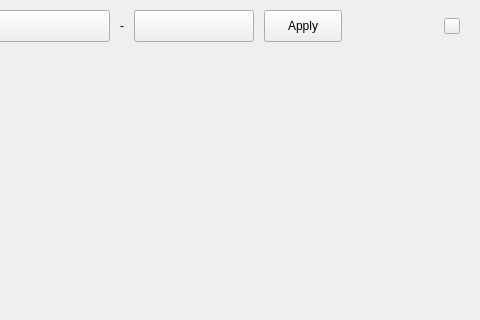
The window that src/common/monitor-content.ui (openeuler-mirror/ks-scmc-gui) describes before a commit, drawn with Qt 5; both pictures show x 252 to 732 and y 0 to 320 of the 732 by 578 pixel window.
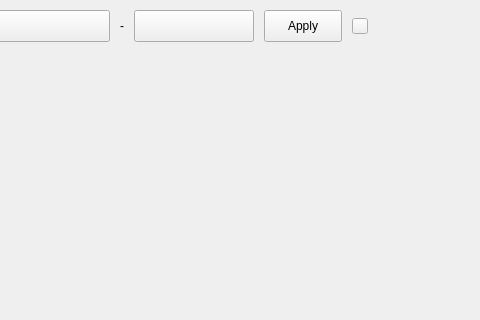
The same window after the commit. Custom widgets are drawn as their Qt base class.

Commit message: fix(monitor):change the place of refresh button - 修改刷新按钮的位置

Diff of the .ui file:
```diff
--- a/src/common/monitor-content.ui
+++ b/src/common/monitor-content.ui
@@ -174,6 +174,25 @@
         </property>
        </widget>
       </item>
+      <item>
+       <widget class="RefreshButton" name="btn_refresh">
+        <property name="minimumSize">
+         <size>
+          <width>16</width>
+          <height>16</height>
+         </size>
+        </property>
+        <property name="maximumSize">
+         <size>
+          <width>16</width>
+          <height>16</height>
+         </size>
+        </property>
+        <property name="text">
+         <string/>
+        </property>
+       </widget>
+      </item>
       <item>
        <spacer name="horizontalSpacer">
         <property name="orientation">
@@ -187,25 +206,6 @@
         </property>
        </spacer>
       </item>
-      <item>
-       <widget class="RefreshButton" name="btn_refresh">
-        <property name="minimumSize">
-         <size>
-          <width>16</width>
-          <height>16</height>
-         </size>
-        </property>
-        <property name="maximumSize">
-         <size>
-          <width>16</width>
-          <height>16</height>
-         </size>
-        </property>
-        <property name="text">
-         <string/>
-        </property>
-       </widget>
-      </item>
      </layout>
     </widget>
    </item>
```
